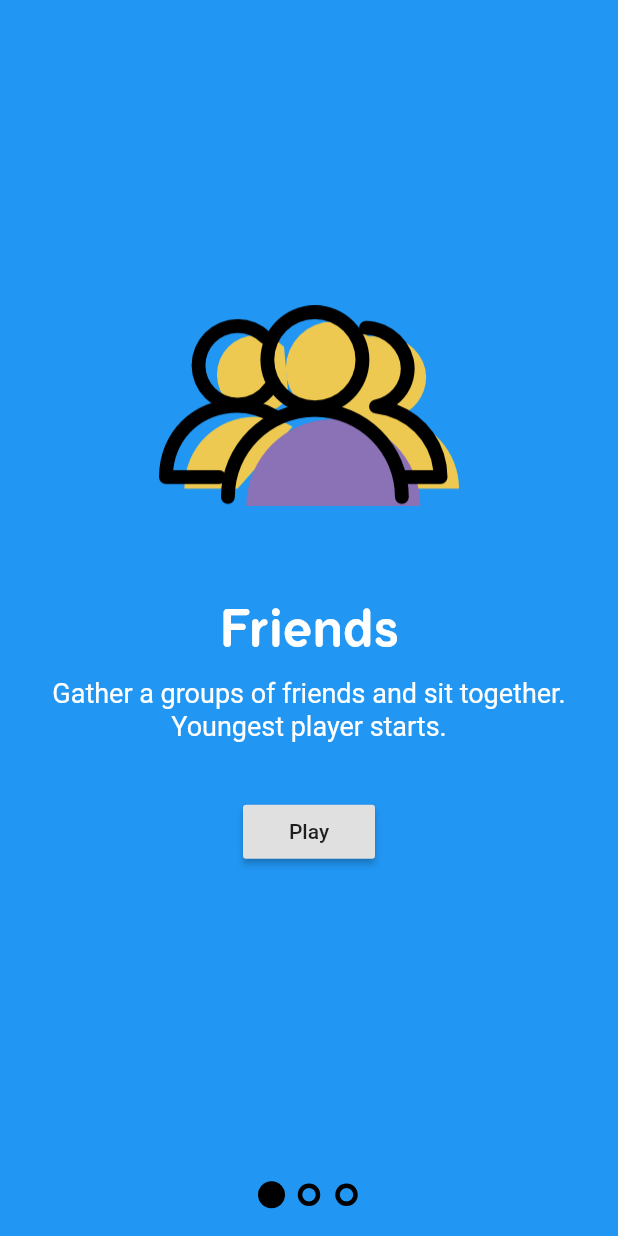
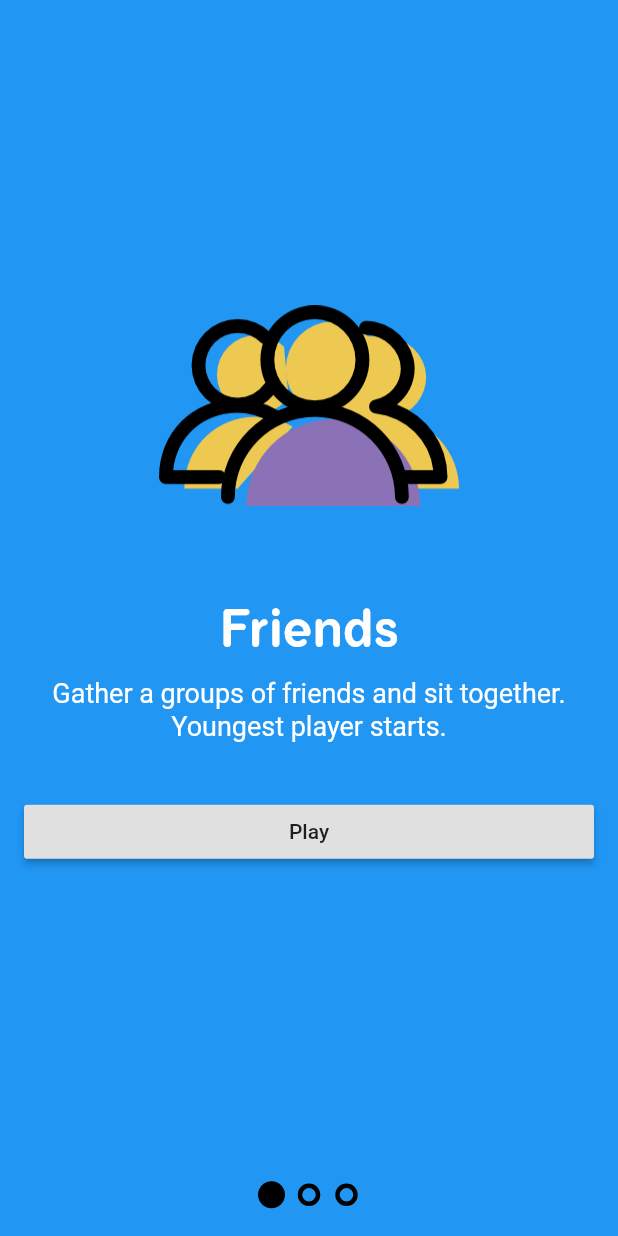
Before and after one commit to vintage/party_flutter, a Flutter app: the screen it shows after launch, on a phone screen of 412 x 824 dp. Run offline on Flutter 3.47's test engine with Material 2 defaults, Android fonts, the phone set to English and light mode, and no system bars; our stand-ins replace shared_preferences.

Commit message:
Show tutorial only on first run

```diff
--- a/lib/components/reveal/pages.dart
+++ b/lib/components/reveal/pages.dart
@@ -81,13 +81,16 @@ class Page extends StatelessWidget {
                   30.0 * (1.0 - percentVisible),
                   0.0,
                 ),
-                child: Padding(
-                  padding: EdgeInsets.only(top: 35.0, bottom: 75.0),
-                  child: RaisedButton(
-                    child: Text('Play'),
-                    onPressed: onSkip,
-                    color: Theme.of(context).buttonColor,
-                  )
+                child: Container(
+                  width: double.infinity,
+                  child: Padding(
+                    padding: const EdgeInsets.only(top: 35.0, bottom: 75.0),
+                    child: RaisedButton(
+                      child: Text('Play'),
+                      color: Theme.of(context).buttonColor,
+                      onPressed: onSkip,
+                    ),
+                  ),
                 ),
               ),
             ],
--- a/lib/main.dart
+++ b/lib/main.dart
@@ -1,9 +1,34 @@
 import 'package:flutter/material.dart';
+import 'package:zgadula/services/tutorial.dart';
 import 'screens/tutorial.dart';
+import 'screens/home.dart';
 
 void main() => runApp(App());
 
-class App extends StatelessWidget {
+class App extends StatefulWidget {
+  App({Key key}) : super(key: key);
+
+  @override
+  AppState createState() => AppState();
+}
+
+class AppState extends State<App> {
+  bool isTutorialWatched = false;
+
+  @override
+  void initState() {
+    super.initState();
+    this.initTutorial();
+  }
+
+  initTutorial() async {
+    final bool isTutorialWatched = await TutorialService.isWatched();
+
+    setState(() {
+      this.isTutorialWatched = isTutorialWatched;
+    });
+  }
+
   @override
   Widget build(BuildContext context) {
     return MaterialApp(
@@ -12,7 +37,7 @@ class App extends StatelessWidget {
         primarySwatch: Colors.blue,
         backgroundColor: Colors.blue,
       ),
-      home: TutorialScreen(),
+      home: this.isTutorialWatched ? HomeScreen() : TutorialScreen(),
     );
   }
 }
--- a/lib/screens/tutorial.dart
+++ b/lib/screens/tutorial.dart
@@ -1,6 +1,7 @@
 import 'dart:async';
 
 import 'package:flutter/material.dart';
+import 'package:zgadula/services/tutorial.dart';
 import 'package:zgadula/components/reveal/page_dragger.dart';
 import 'package:zgadula/components/reveal/page_reveal.dart';
 import 'package:zgadula/components/reveal/pager_indicator.dart';
@@ -75,7 +76,9 @@ class TutorialScreenState extends State<TutorialScreen>
     });
   }
 
-  skipTutorial() {
+  skipTutorial() async {
+    TutorialService.watchTutorial();
+
     Navigator.pushReplacement(
       context,
       MaterialPageRoute(
--- /dev/null
+++ b/lib/services/tutorial.dart
@@ -0,0 +1,20 @@
+import 'dart:async' show Future;
+
+import 'package:shared_preferences/shared_preferences.dart';
+
+
+class TutorialService {
+  static String _prefKey = 'is_tutorial_watched';
+  static Future<SharedPreferences> _prefs = SharedPreferences.getInstance();
+
+  static Future<bool> isWatched() async {
+    final SharedPreferences prefs = await _prefs;
+
+    return prefs.getBool(_prefKey) ?? false;
+  }
+
+  static void watchTutorial() async {
+    final SharedPreferences prefs = await _prefs;
+    prefs.setBool(_prefKey, true);
+  }
+}
```
